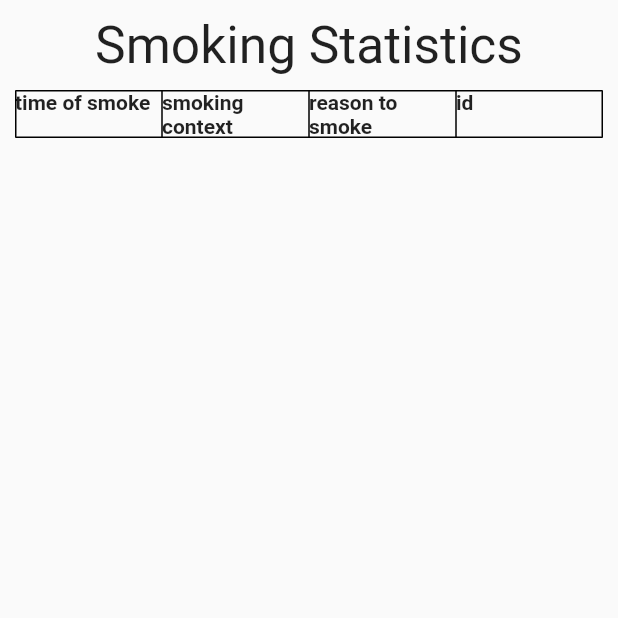
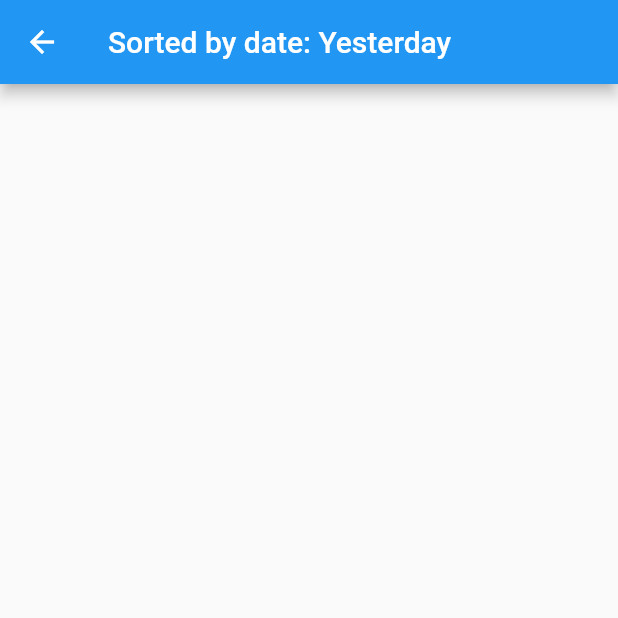
Before and after one commit to idoroiengel/cigarette-counter, a Flutter app: the SmokingStatisticsWidget screen opened directly, on a phone screen of 412 x 824 dp, the top half of it. Run offline on Flutter 3.47's test engine with Material 2 defaults, Android fonts, the phone set to English and light mode, and no system bars; our stand-ins replace floor, flutter_screenutil, flutter_svg, jiffy, modal_bottom_sheet, sqflite; missing offline and left inert: dialog_spinner, enum_to_string; accounts and stored records are empty; generated files the repository leaves out were written again; statements that could not run were skipped.

Commit message:
- implemented a cigarette_details_widget.dart to display all specific instances of cigarette. - minor tweaks in UI.

```diff
--- a/lib/screens/cigarette_counter_widget.dart
+++ b/lib/screens/cigarette_counter_widget.dart
@@ -55,9 +55,7 @@ class _CigaretteCounterWidgetState extends State<CigaretteCounterWidget> {
       context: context,
       expand: true,
       barrierColor: Color(AppColors.isabellinePaletteColor),
-      builder: (context) => Container(
-        child: CigaretteCounterModalBottomSheetWidget(),
-      ),
+      builder: (context) => CigaretteCounterModalBottomSheetWidget(),
     );
   }
 }
--- a/lib/screens/smoking_statistics_widget.dart
+++ b/lib/screens/smoking_statistics_widget.dart
@@ -1,7 +1,7 @@
 import 'package:enum_to_string/enum_to_string.dart';
 import 'package:flutter/material.dart';
 import 'package:flutter_screenutil/flutter_screenutil.dart';
-import 'package:jiffy/jiffy.dart';
+import 'package:my_cigarette_counter/components/cigarette_details_widget.dart';
 import 'package:my_cigarette_counter/entity/cigarette.dart';
 import 'package:my_cigarette_counter/view_models/smoking_statistics_view_model_impl.dart';
 
@@ -24,24 +24,42 @@ class _SmokingStatisticsWidgetState extends State<SmokingStatisticsWidget> {
     ScreenUtil.init(context,
         designSize: ScreenUtil.defaultSize, allowFontScaling: false);
     return Scaffold(
-      body: Column(
-        children: [
-          Container(
-            child: Text(
-              "Smoking Statistics",
-              style: TextStyle(
-                fontSize: ScreenUtil().setSp(30),
-              ),
-            ),
-            padding: EdgeInsets.only(top: 10),
-          ),
-          Container(
-            padding: EdgeInsets.all(10.0),
-            child: showStatistics(widget.status),
-          ),
-        ],
+      appBar: AppBar(
+        title: Text(showTitle()),
+      ),
+      body: Container(
+        padding: EdgeInsets.all(10.0),
+        child: showStatistics(widget.status),
       ),
     );
+  }
+
+  String showTitle() {
+    switch (widget.status) {
+      case SmokingStatisticsStatus.DEFAULT:
+        return "All smoked cigarettes";
+        break;
+      case SmokingStatisticsStatus.TODAY:
+        return "Sorted by date: Today";
+        break;
+      case SmokingStatisticsStatus.YESTERDAY:
+        return "Sorted by date: Yesterday";
+        break;
+      case SmokingStatisticsStatus.LAST_WEEK:
+        return "Sorted by date: Last Week";
+        break;
+      case SmokingStatisticsStatus.LAST_MONTH:
+        return "Sorted by date: Last Month";
+        break;
+      case SmokingStatisticsStatus.SMOKING_CONTEXT:
+        return "Sorted by context: " +
+            EnumToString.convertToString(routeData, camelCase: true);
+        break;
+      case SmokingStatisticsStatus.SMOKING_REASON:
+        return "Sorted by reason: " +
+            EnumToString.convertToString(routeData, camelCase: true);
+        break;
+    }
   }
 
   Widget showStatistics(SmokingStatisticsStatus status) {
@@ -88,86 +106,18 @@ class _SmokingStatisticsWidgetState extends State<SmokingStatisticsWidget> {
         if (!snapshot.hasData) {
           return CircularProgressIndicator();
         } else {
-          return Table(
-            border: TableBorder.all(
-              color: Colors.black,
-              width: 1.0,
-            ),
-            children: populateTable(snapshot),
+          // TODO implement scenario where there are no cigarettes for selected cigarette detail
+          return ListView.builder(
+            itemBuilder: (context, index) {
+              return CigaretteDetailsWidget(
+                cigarette: snapshot.data[index],
+              );
+            },
+            itemCount: (snapshot.data as List).length,
           );
         }
       },
     );
-  }
-
-  TableRow titleRow() {
-    return TableRow(
-      children: [
-        Container(
-          child: Text(
-            "time of smoke",
-            style: TextStyle(
-              fontWeight: FontWeight.bold,
-            ),
-          ),
-        ),
-        Container(
-          child: Text(
-            "smoking context",
-            style: TextStyle(
-              fontWeight: FontWeight.bold,
-            ),
-          ),
-        ),
-        Container(
-          child: Text(
-            "reason to smoke",
-            style: TextStyle(
-              fontWeight: FontWeight.bold,
-            ),
-          ),
-        ),
-        Container(
-          child: Text(
-            "id",
-            style: TextStyle(
-              fontWeight: FontWeight.bold,
-            ),
-          ),
-        )
-      ],
-    );
-  }
-
-  List<TableRow> populateTable(AsyncSnapshot snapshot) {
-    Jiffy jiffy = new Jiffy(DateTime.now(), "yyyy-MM-dd");
-    var list = List<TableRow>();
-    list.add(titleRow());
-    (snapshot.data as List<Cigarette>).forEach((element) {
-      list.add(
-        new TableRow(
-          children: [
-            Text(jiffy.from(element.timeOfSmoke)),
-            Text(
-              EnumToString.convertToString(
-                    element.smokingContext,
-                    camelCase: true,
-                  ) ??
-                  "",
-            ),
-            Text(
-              EnumToString.convertToString(
-                    element.reasonToSmoke,
-                    camelCase: true,
-                  ) ??
-                  "",
-            ),
-            Text(element.id.toString())
-          ],
-        ),
-      );
-    });
-    return list;
   }
 
   @override
--- a/lib/view_models/cigarette_counter_modal_bottom_sheet_view_model_impl.dart
+++ b/lib/view_models/cigarette_counter_modal_bottom_sheet_view_model_impl.dart
@@ -7,7 +7,6 @@ import 'package:my_cigarette_counter/view_models/main_view_model.dart';
 class CigaretteCounterModalBottomSheetViewModelImpl
     implements CigaretteCounterModalBottomSheetViewModel {
   @override
-  // TODO: implement outputRecentCigarettes
   Stream<List<Cigarette>> get outputRecentCigarettes =>
       MainViewModel.database.getAllSmokedCigarettes().asStream().take(4);
 }
```
Also changed, not shown: lib/components/cigarette_counter_modal_bottom_sheet_widget.dart (+26 -12 lines), lib/components/cigarette_details_widget.dart (added, +70 -0 lines), lib/database/database.dart (+7 -5 lines), lib/screens/smoking_choices_widget.dart (+3 -5 lines), lib/view_models/smoking_choices_view_model_impl.dart (+5 -5 lines), lib/view_models/smoking_statistics_view_model_impl.dart (+3 -4 lines).
